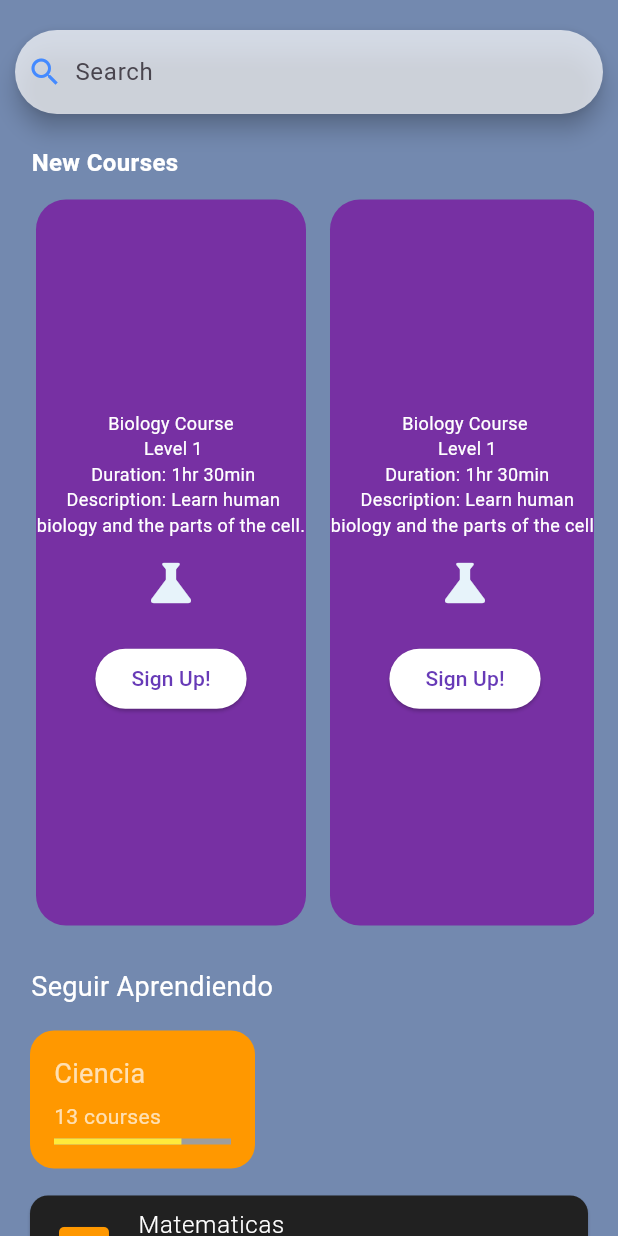
After one commit to binivazqua/empowersheapp, a Flutter app: the Courses screen opened directly, on a phone screen of 412 x 824 dp. The commit adds this screen. Run offline on Flutter 3.47's test engine with Material 3 defaults, Android fonts, the phone set to English and light mode, and no system bars; our stand-ins replace google_fonts, hive, hive_flutter, video_player; accounts and stored records are empty.

Commit message:
course page final

```diff
--- a/lib/main.dart
+++ b/lib/main.dart
@@ -1,5 +1,6 @@
 import 'package:dummy_app_empoweshe/constants/colors.dart';
 import 'package:dummy_app_empoweshe/infopage.dart';
+import 'package:dummy_app_empoweshe/stem_courses_page.dart';
 import 'package:flutter/material.dart';
 import 'package:hive/hive.dart';
 import 'package:hive_flutter/hive_flutter.dart';
@@ -61,6 +62,14 @@ class _MyHomePageState extends State<MyHomePage> {
               onTap: () {
                 Navigator.of(context)
                     .push(MaterialPageRoute(builder: (context) => infoPage()));
+              },
+            ),
+            ListTile(
+              leading: Icon(Icons.info),
+              title: Text('STEM COURSES'),
+              onTap: () {
+                Navigator.of(context)
+                    .push(MaterialPageRoute(builder: (context) => Courses()));
               },
             )
           ],
--- /dev/null
+++ b/lib/stem_courses_page.dart
@@ -0,0 +1,184 @@
+import 'package:flutter/material.dart';
+
+class Courses extends StatelessWidget {
+  const Courses({super.key});
+
+  @override
+  Widget build(BuildContext context) {
+    return Scaffold(
+      backgroundColor: Color.fromARGB(255, 115, 137, 175),
+      body: Column(
+        crossAxisAlignment: CrossAxisAlignment.start,
+        mainAxisAlignment: MainAxisAlignment.start,
+        children: [
+          Padding(
+            padding: const EdgeInsets.only(top: 20, right: 10, left: 10),
+            child: SearchBar(
+              backgroundColor: WidgetStatePropertyAll(Colors.white70),
+              leading: Icon(
+                Icons.search,
+                color: Colors.blueAccent,
+              ),
+              shadowColor: WidgetStatePropertyAll(Colors.black),
+              hintText: 'Search',
+            ),
+          ),
+          SingleChildScrollView(
+            padding: EdgeInsets.all(16.0),
+            child: Column(
+              crossAxisAlignment: CrossAxisAlignment.start,
+              children: [
+                Padding(
+                  padding: const EdgeInsets.only(right: 10, left: 10),
+                ),
+                Padding(
+                  padding: const EdgeInsets.all(5.0),
+                  child: Text("New Courses",
+                      style: TextStyle(
+                          fontSize: 16,
+                          fontWeight: FontWeight.bold,
+                          color: Colors.white)),
+                ),
+                SizedBox(
+                  height: 500,
+                  child: ListView(
+                    scrollDirection: Axis.horizontal,
+                    children: [courseCard(), courseCard()],
+                  ),
+                ),
+                SizedBox(height: 20),
+                Text(" Seguir Aprendiendo",
+                    style: TextStyle(fontSize: 18, color: Colors.white)),
+              ],
+            ),
+          ),
+          Padding(
+            padding: const EdgeInsets.only(left: 20.0, bottom: 10),
+            child: Container(
+              width: 150,
+              margin: EdgeInsets.only(right: 10),
+              decoration: BoxDecoration(
+                color: Colors.orange,
+                borderRadius: BorderRadius.circular(16),
+              ),
+              child: Padding(
+                padding: EdgeInsets.all(16),
+                child: Column(
+                  crossAxisAlignment: CrossAxisAlignment.start,
+                  children: [
+                    Text("Ciencia",
+                        style: TextStyle(fontSize: 18, color: Colors.white70)),
+                    SizedBox(height: 5),
+                    Text("13 courses",
+                        style: TextStyle(fontSize: 14, color: Colors.white70)),
+                    SizedBox(height: 5),
+                    LinearProgressIndicator(
+                      value: 0.72,
+                      backgroundColor: Colors.grey,
+                      color: Colors.yellow,
+                    ),
+                  ],
+                ),
+              ),
+            ),
+          ),
+          Padding(
+            padding: const EdgeInsets.only(right: 20.0, left: 20),
+            child: Card(
+              color: Colors.grey[900],
+              margin: EdgeInsets.symmetric(vertical: 8),
+              shape: RoundedRectangleBorder(
+                  borderRadius: BorderRadius.circular(12)),
+              child: ListTile(
+                leading: Icon(Icons.web, color: Colors.orange, size: 40),
+                title: Text("Matematicas",
+                    style: TextStyle(
+                        color: Colors.white, fontWeight: FontWeight.w300)),
+                subtitle: Column(
+                  crossAxisAlignment: CrossAxisAlignment.start,
+                  children: [
+                    Text("7 courses", style: TextStyle(color: Colors.white70)),
+                    SizedBox(height: 5),
+                    LinearProgressIndicator(
+                      value: 0.58,
+                      backgroundColor: Colors.grey,
+                      color: Colors.orange,
+                    ),
+                  ],
+                ),
+              ),
+            ),
+          ),
+          Padding(
+            padding: const EdgeInsets.only(right: 20.0, left: 20.0),
+            child: Card(
+              color: Colors.grey[900],
+              margin: EdgeInsets.symmetric(vertical: 8),
+              shape: RoundedRectangleBorder(
+                  borderRadius: BorderRadius.circular(12)),
+              child: const ListTile(
+                leading: Icon(Icons.web, color: Colors.orange, size: 40),
+                title: Text("Tecnología",
+                    style: TextStyle(
+                        color: Colors.white, fontWeight: FontWeight.w300)),
+                subtitle: Column(
+                  crossAxisAlignment: CrossAxisAlignment.start,
+                  children: [
+                    Text("10 cursos", style: TextStyle(color: Colors.white70)),
+                    SizedBox(height: 5),
+                    LinearProgressIndicator(
+                      value: 0.57,
+                      backgroundColor: Colors.grey,
+                      color: Colors.orange,
+                    )
+                  ],
+                ),
+              ),
+            ),
+          )
+        ],
+      ),
+    );
+  }
+
+  Widget courseCard() {
+    return Padding(
+      padding: const EdgeInsets.all(8.0),
+      child: Container(
+        height: 230,
+        width: 180,
+        decoration: BoxDecoration(
+          color: const Color.fromARGB(255, 119, 48, 163),
+          borderRadius: BorderRadius.circular(20),
+        ),
+        child: Center(
+          child: Column(
+            mainAxisAlignment: MainAxisAlignment.center,
+            children: [
+              const Text(
+                'Biology Course\n Level 1\n Duration: 1hr 30min\n Description: Learn human biology and the parts of the cell.',
+                style: TextStyle(color: Colors.white, fontSize: 12),
+                textAlign: TextAlign.center,
+              ),
+              const SizedBox(height: 10),
+              const Icon(
+                Icons.science,
+                color: Color.fromARGB(255, 231, 243, 250),
+                size: 40,
+              ),
+              const SizedBox(height: 20),
+              ElevatedButton(
+                onPressed: () {},
+                style: ElevatedButton.styleFrom(
+                  backgroundColor: Colors.white,
+                  foregroundColor: Colors.deepPurple,
+                ),
+                child: const Text('Sign Up!'),
+              ),
+            ],
+          ),
+        ),
+      ),
+    );
+  }
+}
```
